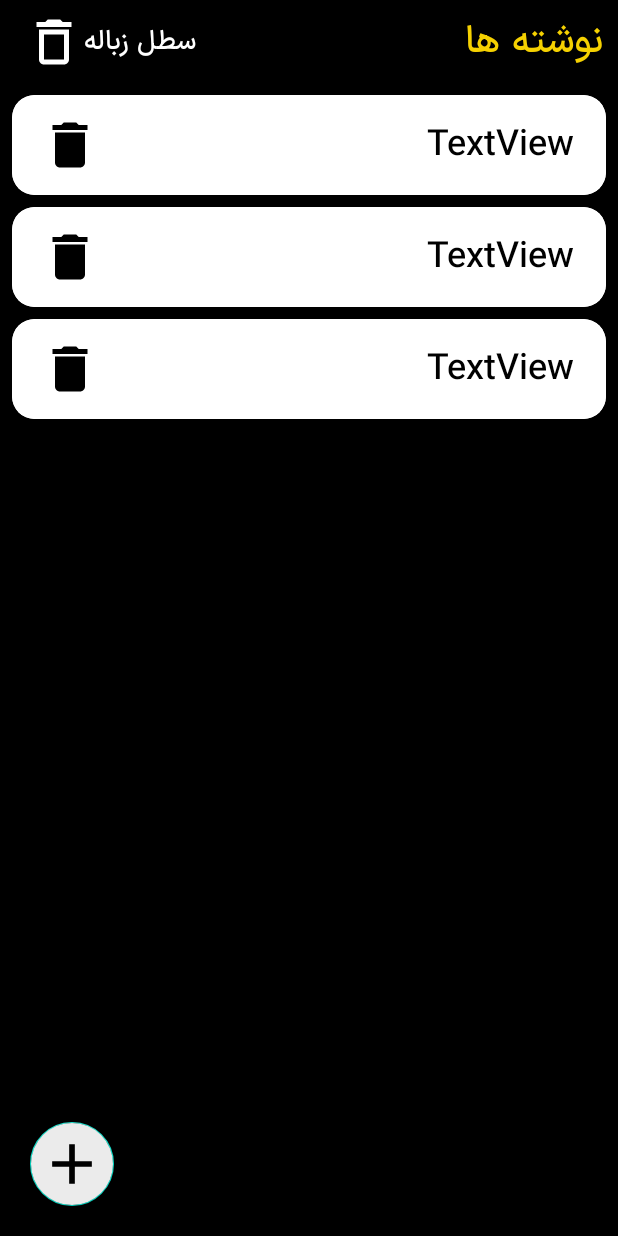
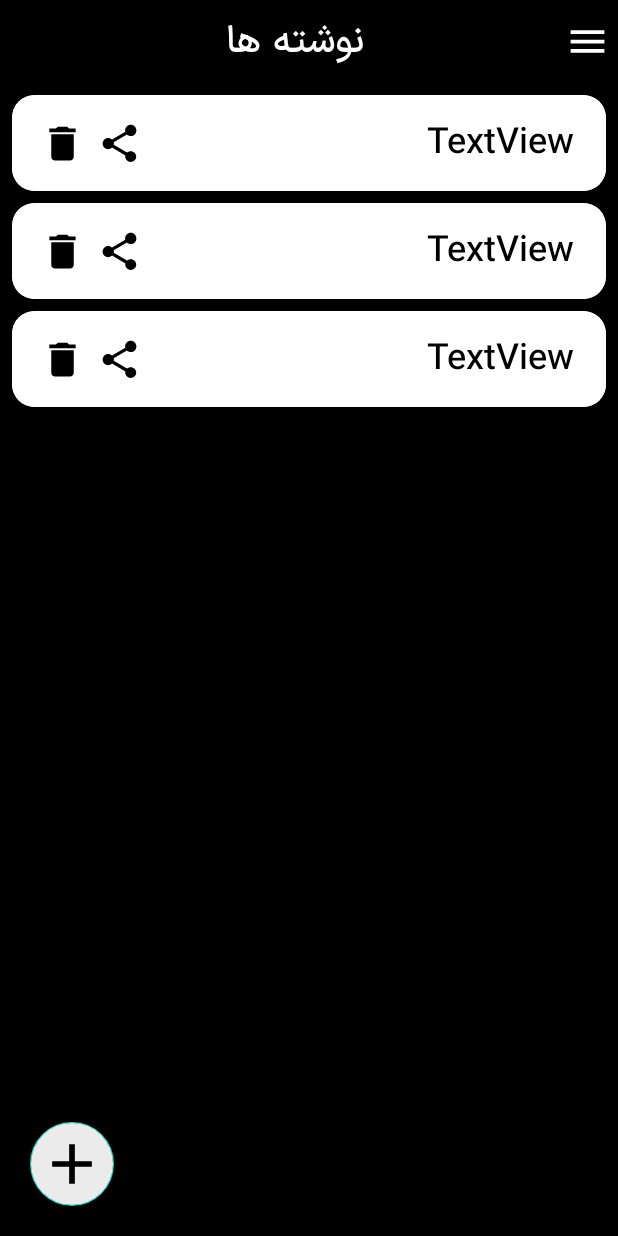
Before and after one commit to ihoseinam/EliNoteApp, an Android app: the layout activity_main.xml on its own in the app's theme, with its tools: preview values and no code run, on a phone screen of 412 x 824 dp. Run offline under Robolectric (Android 15) with nearby library versions, the phone set to English and light mode, and no system bars.

Commit message:
update drawer menu

```diff
--- a/app/src/main/java/ir/hoseinahmadi/noteapp/data/model/RecyclerNOtesModel.kt
+++ b/app/src/main/java/ir/hoseinahmadi/noteapp/data/model/RecyclerNOtesModel.kt
@@ -2,5 +2,6 @@ package ir.hoseinahmadi.noteapp.data.model
 
 data class RecyclerNOtesModel (
     val id :Int,
-    val title:String
+    val title:String,
+    val body:String
     )
--- /dev/null
+++ b/app/src/main/res/drawable/baseline_exit_to_app_24.xml
@@ -0,0 +1,5 @@
+<vector xmlns:android="http://schemas.android.com/apk/res/android" android:autoMirrored="true" android:height="24dp" android:tint="#000000" android:viewportHeight="24" android:viewportWidth="24" android:width="24dp">
+
+    <path android:fillColor="@android:color/white" android:pathData="M10.09,15.59L11.5,17l5,-5 -5,-5 -1.41,1.41L12.67,11H3v2h9.67l-2.58,2.59zM19,3H5c-1.11,0 -2,0.9 -2,2v4h2V5h14v14H5v-4H3v4c0,1.1 0.89,2 2,2h14c1.1,0 2,-0.9 2,-2V5c0,-1.1 -0.9,-2 -2,-2z"/>
+
+</vector>
--- /dev/null
+++ b/app/src/main/res/drawable/baseline_menu_24.xml
@@ -0,0 +1,5 @@
+<vector xmlns:android="http://schemas.android.com/apk/res/android" android:height="24dp" android:tint="#FFFFFF" android:viewportHeight="24" android:viewportWidth="24" android:width="24dp">
+
+    <path android:fillColor="@android:color/white" android:pathData="M3,18h18v-2L3,16v2zM3,13h18v-2L3,11v2zM3,6v2h18L21,6L3,6z"/>
+
+</vector>
--- /dev/null
+++ b/app/src/main/res/drawable/baseline_stars_24.xml
@@ -0,0 +1,5 @@
+<vector xmlns:android="http://schemas.android.com/apk/res/android" android:height="24dp" android:tint="#000000" android:viewportHeight="24" android:viewportWidth="24" android:width="24dp">
+
+    <path android:fillColor="@android:color/white" android:pathData="M11.99,2C6.47,2 2,6.48 2,12s4.47,10 9.99,10C17.52,22 22,17.52 22,12S17.52,2 11.99,2zM16.23,18L12,15.45 7.77,18l1.12,-4.81 -3.73,-3.23 4.92,-0.42L12,5l1.92,4.53 4.92,0.42 -3.73,3.23L16.23,18z"/>
+
+</vector>
--- /dev/null
+++ b/app/src/main/res/drawable/ic_share.xml
@@ -0,0 +1,5 @@
+<vector xmlns:android="http://schemas.android.com/apk/res/android" android:height="24dp" android:tint="#000000" android:viewportHeight="24" android:viewportWidth="24" android:width="24dp">
+
+    <path android:fillColor="@android:color/white" android:pathData="M18,16.08c-0.76,0 -1.44,0.3 -1.96,0.77L8.91,12.7c0.05,-0.23 0.09,-0.46 0.09,-0.7s-0.04,-0.47 -0.09,-0.7l7.05,-4.11c0.54,0.5 1.25,0.81 2.04,0.81 1.66,0 3,-1.34 3,-3s-1.34,-3 -3,-3 -3,1.34 -3,3c0,0.24 0.04,0.47 0.09,0.7L8.04,9.81C7.5,9.31 6.79,9 6,9c-1.66,0 -3,1.34 -3,3s1.34,3 3,3c0.79,0 1.5,-0.31 2.04,-0.81l7.12,4.16c-0.05,0.21 -0.08,0.43 -0.08,0.65 0,1.61 1.31,2.92 2.92,2.92 1.61,0 2.92,-1.31 2.92,-2.92s-1.31,-2.92 -2.92,-2.92z"/>
+
+</vector>
--- a/app/src/main/res/layout/activity_main.xml
+++ b/app/src/main/res/layout/activity_main.xml
@@ -1,12 +1,19 @@
 <?xml version="1.0" encoding="utf-8"?>
-<androidx.constraintlayout.widget.ConstraintLayout xmlns:android="http://schemas.android.com/apk/res/android"
+<androidx.drawerlayout.widget.DrawerLayout
+    xmlns:android="http://schemas.android.com/apk/res/android"
     xmlns:app="http://schemas.android.com/apk/res-auto"
     xmlns:tools="http://schemas.android.com/tools"
+    android:id="@+id/drawer_layout"
+    android:layout_width="match_parent"
+    android:layout_height="match_parent"
+    tools:context=".ui.MainActivity">
+
+    <!-- Main Content -->
+    <androidx.constraintlayout.widget.ConstraintLayout
         android:layout_width="match_parent"
         android:layout_height="match_parent"
         android:background="@color/black"
-    android:id="@+id/main"
-    tools:context=".ui.MainActivity">
+        android:id="@+id/main">
 
         <androidx.appcompat.widget.Toolbar
             android:id="@+id/toolbar"
@@ -16,28 +23,39 @@
             app:layout_constraintEnd_toEndOf="parent"
             app:layout_constraintStart_toStartOf="parent"
             app:layout_constraintTop_toTopOf="parent">
-        <androidx.appcompat.widget.AppCompatImageView
-            android:layout_width="40dp"
-            android:layout_height="40dp"
-            app:srcCompat="@drawable/baseline_delete_outline_24"/>
+
+            <androidx.constraintlayout.widget.ConstraintLayout
+                android:layout_width="match_parent"
+                android:layout_height="wrap_content"
+                tools:layout_editor_absoluteX="16dp"
+                tools:layout_editor_absoluteY="8dp">
+
                 <androidx.appcompat.widget.AppCompatTextView
-            android:id="@+id/txt_re_bin"
+                    android:id="@+id/appCompatTextView"
                     android:layout_width="wrap_content"
                     android:layout_height="wrap_content"
-            android:text="@string/been"
+                    android:layout_gravity="end"
+                    android:text="@string/notesss"
                     android:textColor="@color/white"
-            android:textSize="18sp"
-            />
+                    android:textSize="25sp"
+                    app:layout_constraintBottom_toBottomOf="parent"
+                    app:layout_constraintEnd_toStartOf="@+id/ic_menu"
+                    app:layout_constraintStart_toStartOf="parent"
+                    app:layout_constraintTop_toTopOf="parent" />
 
-        <androidx.appcompat.widget.AppCompatTextView
-            android:layout_marginEnd="10dp"
-            android:layout_gravity="end"
-            android:layout_width="wrap_content"
-            android:layout_height="wrap_content"
-            android:text="@string/notesss"
-            android:textColor="@color/ebb3"
-            android:textSize="25sp"
-            />
+                <androidx.appcompat.widget.AppCompatImageView
+                    android:clickable="true"
+                    android:id="@+id/ic_menu"
+                    android:layout_width="30dp"
+                    android:layout_height="30dp"
+                    android:focusable="true"
+                    android:layout_marginEnd="5dp"
+                    app:layout_constraintBottom_toBottomOf="parent"
+                    app:layout_constraintEnd_toEndOf="parent"
+                    app:layout_constraintTop_toTopOf="parent"
+                    app:srcCompat="@drawable/baseline_menu_24" />
+            </androidx.constraintlayout.widget.ConstraintLayout>
+
         </androidx.appcompat.widget.Toolbar>
 
         <androidx.recyclerview.widget.RecyclerView
@@ -65,9 +83,17 @@
             app:layout_constraintBottom_toBottomOf="parent"
             app:layout_constraintStart_toStartOf="parent"
             app:srcCompat="@drawable/ic_add"
-        app:maxImageSize="45dp"
-        />
+            app:maxImageSize="45dp" />
+    </androidx.constraintlayout.widget.ConstraintLayout>
 
+    <!-- Navigation Drawer -->
+    <com.google.android.material.navigation.NavigationView
+        android:id="@+id/nav_view"
+        android:layout_width="wrap_content"
+        android:layout_height="match_parent"
+        android:layout_gravity="end"
+        android:fitsSystemWindows="true"
+        app:headerLayout="@layout/nav_header"
+        app:menu="@menu/nav_menu" />
 
-
-</androidx.constraintlayout.widget.ConstraintLayout>
+</androidx.drawerlayout.widget.DrawerLayout>
--- a/app/src/main/res/layout/list_item_note.xml
+++ b/app/src/main/res/layout/list_item_note.xml
@@ -31,13 +31,28 @@
 
         <androidx.appcompat.widget.AppCompatImageView
             android:id="@+id/img_delet_notes"
-            android:layout_width="40dp"
-            android:layout_height="40dp"
+            android:layout_width="30dp"
+            android:layout_height="30dp"
             android:layout_marginStart="5dp"
+            android:focusable="true"
             app:layout_constraintBottom_toBottomOf="parent"
             app:layout_constraintStart_toStartOf="parent"
             app:layout_constraintTop_toTopOf="parent"
+            android:clickable="true"
             app:srcCompat="@drawable/ic_delete" />
+
+        <androidx.appcompat.widget.AppCompatImageView
+            android:id="@+id/img_shared_notes"
+            android:layout_width="30dp"
+            android:layout_height="30dp"
+            android:clickable="true"
+            android:layout_marginStart="8dp"
+            android:focusable="true"
+            app:layout_constraintBottom_toBottomOf="@+id/img_delet_notes"
+            app:layout_constraintStart_toEndOf="@+id/img_delet_notes"
+            app:layout_constraintTop_toTopOf="@+id/img_delet_notes"
+            app:srcCompat="@drawable/ic_share" />
+
 
     </androidx.constraintlayout.widget.ConstraintLayout>
 </androidx.cardview.widget.CardView>
--- /dev/null
+++ b/app/src/main/res/menu/nav_menu.xml
@@ -0,0 +1,20 @@
+<?xml version="1.0" encoding="utf-8"?>
+<menu xmlns:android="http://schemas.android.com/apk/res/android">
+
+    <item
+        android:id="@+id/nav_recycler"
+        android:icon="@drawable/ic_delete"
+        android:title="سطل زباله" />
+    <item
+        android:id="@+id/nav_share"
+        android:icon="@drawable/ic_share"
+        android:title="اشتراک گذاری برنامه" />
+    <item
+        android:id="@+id/nav_start"
+        android:icon="@drawable/baseline_stars_24"
+        android:title="امتیاز برنامه" />
+    <item
+        android:id="@+id/exit"
+        android:icon="@drawable/baseline_exit_to_app_24"
+        android:title="خروح" />
+</menu>
```
Also changed, not shown: app/src/main/java/ir/hoseinahmadi/noteapp/adapter/Recycler/NotesAdapter.kt (+10 -2 lines), app/src/main/java/ir/hoseinahmadi/noteapp/data/dao/NotesDao.kt (+4 -3 lines), app/src/main/java/ir/hoseinahmadi/noteapp/ui/MainActivity.kt (+61 -4 lines), app/src/main/res/drawable/back_btn.xml (added, +10 -0 lines), app/src/main/res/layout/nav_header.xml (added, +16 -0 lines). Lines whose indentation alone changed are shown as unchanged.
